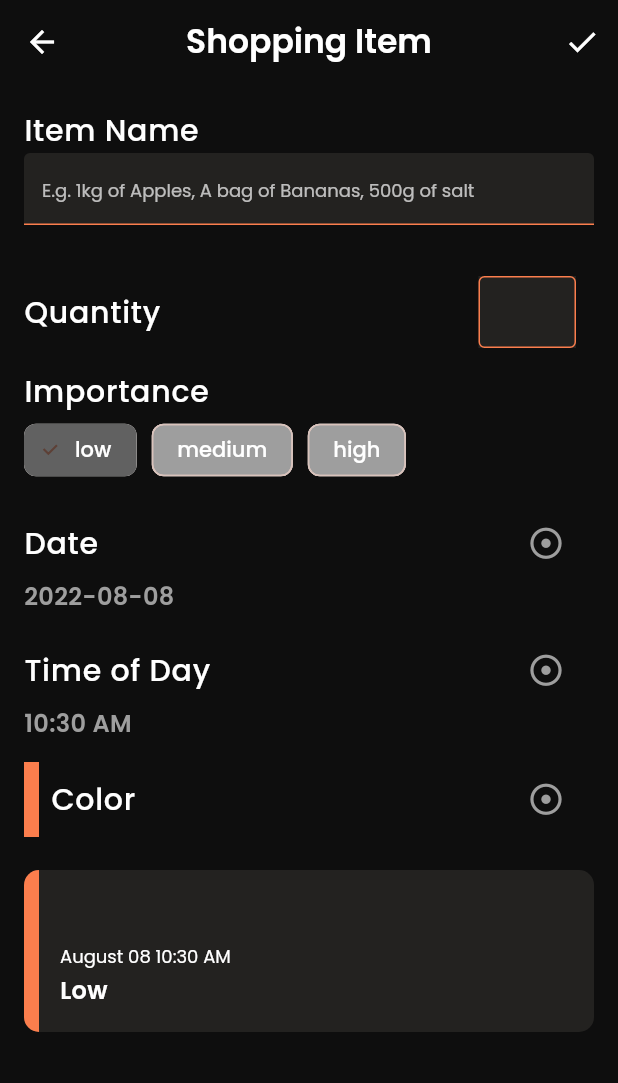
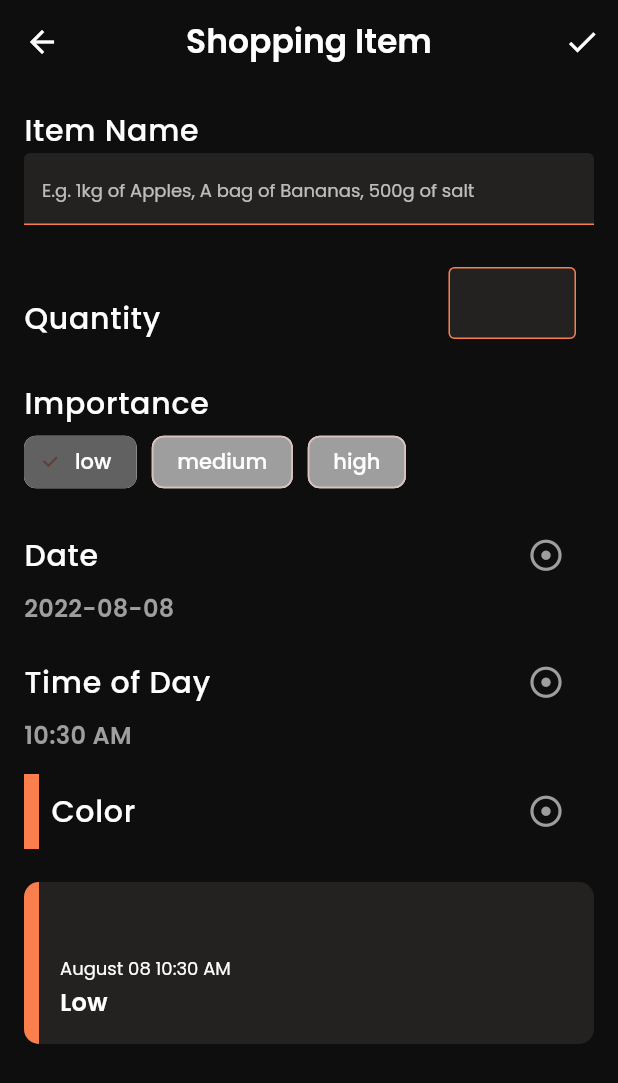
Before and after one commit to MuhammadSabah/Frisp, a Flutter app: the ShoppingItemScreen screen opened directly with empty values, on a phone screen of 412 x 824 dp. Shown: the top 1083 px of the screen. Run offline on Flutter 3.47's test engine with Material 2 defaults, Android fonts, the phone set to English and light mode, and no system bars; our stand-ins replace cached_network_image, cloud_firestore, dartz, equatable, firebase_auth, firebase_core and 9 more; accounts and stored records are empty; generated files the repository leaves out were written again.

Commit message:
Updated shopping item screen

```diff
--- a/lib/src/view/screens/shopping_item_screen.dart
+++ b/lib/src/view/screens/shopping_item_screen.dart
@@ -148,14 +148,16 @@ class _ShoppingItemScreenState extends State<ShoppingItemScreen> {
       body: SingleChildScrollView(
         child: Container(
           padding: const EdgeInsets.all(16),
+          child: Form(
+            key: _formKey,
             child: Column(
               mainAxisSize: MainAxisSize.min,
               crossAxisAlignment: CrossAxisAlignment.start,
               children: [
                 buildNameField(),
-              const SizedBox(height: 14),
+                const SizedBox(height: 8),
                 buildQuantityField(),
-              const SizedBox(height: 14),
+                const SizedBox(height: 8),
                 buildImportanceField(),
                 const SizedBox(height: 14),
                 buildDateField(context),
@@ -184,6 +186,7 @@ class _ShoppingItemScreenState extends State<ShoppingItemScreen> {
             ),
           ),
         ),
+      ),
     );
   }
 
@@ -195,9 +198,7 @@ class _ShoppingItemScreenState extends State<ShoppingItemScreen> {
           'Item Name',
           style: Theme.of(context).textTheme.bodyText1,
         ),
-        Form(
-          key: _formKey,
-          child: TextFormField(
+        TextFormField(
           validator: (String? value) {
             if (value!.isEmpty) {
               return 'Enter a name';
@@ -209,7 +210,7 @@ class _ShoppingItemScreenState extends State<ShoppingItemScreen> {
           style: Theme.of(context).textTheme.headline3,
           autofocus: false,
           controller: _nameController,
-            cursorColor: _currentColor,
+          cursorColor: Colors.white,
           autocorrect: false,
           textInputAction: TextInputAction.done,
           decoration: InputDecoration(
@@ -229,7 +230,6 @@ class _ShoppingItemScreenState extends State<ShoppingItemScreen> {
             ),
             border: const UnderlineInputBorder(
               borderSide: BorderSide(color: kOrangeColorTint),
-              ),
             ),
           ),
         ),
@@ -472,18 +472,25 @@ class _ShoppingItemScreenState extends State<ShoppingItemScreen> {
         ),
         Padding(
           padding: const EdgeInsets.only(right: 12),
-          child: Container(
-            width: 65,
-            color: kGreyColor,
-            child: TextField(
+          child: SizedBox(
+            width: 85,
+            child: TextFormField(
+              validator: (String? value) {
+                if (value!.length >= 5) {
+                  return 'Too much';
+                }
+              },
               keyboardType: TextInputType.number,
               style: Theme.of(context).textTheme.headline3,
               autofocus: false,
               autocorrect: false,
               textInputAction: TextInputAction.done,
               controller: _quantityController,
-              cursorColor: _currentColor,
+              cursorColor: Colors.white,
               decoration: const InputDecoration(
+                fillColor: kGreyColor,
+                filled: true,
+                counterText: ' ',
                 contentPadding: EdgeInsets.all(8),
                 enabledBorder: OutlineInputBorder(
                   borderSide: BorderSide(color: kOrangeColorTint2),
--- a/lib/src/view/screens/shopping_list_screen.dart
+++ b/lib/src/view/screens/shopping_list_screen.dart
@@ -56,6 +56,7 @@ class ShoppingListScreen extends StatelessWidget {
             child: ClipRRect(
               borderRadius: BorderRadius.circular(10),
               child: Material(
+                shadowColor: Colors.transparent,
                 child: InkWell(
                   onTap: () {
                     manager.shoppingItemTapped(index);
```
Lines whose indentation alone changed are shown as unchanged.
